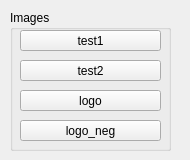
Above: Quizbro_multimedia_node/Quizbro_multimedia_node/testwindow.ui from JosvanGoor/QuizBro before the change. Below: the same form after it.
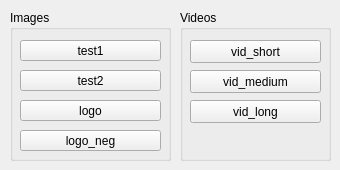
That is the form after the change.

Commit message: Worked on Displaywidget but fuckery is going on since video support-ish has been added

Patch:
```diff
--- a/Quizbro_multimedia_node/Quizbro_multimedia_node/testwindow.ui
+++ b/Quizbro_multimedia_node/Quizbro_multimedia_node/testwindow.ui
@@ -6,8 +6,8 @@
    <rect>
     <x>0</x>
     <y>0</y>
-    <width>190</width>
-    <height>160</height>
+    <width>340</width>
+    <height>170</height>
    </rect>
   </property>
   <property name="windowTitle">
@@ -20,7 +20,7 @@
       <x>10</x>
       <y>10</y>
       <width>161</width>
-      <height>141</height>
+      <height>151</height>
      </rect>
     </property>
     <property name="title">
@@ -30,7 +30,7 @@
      <property name="geometry">
       <rect>
        <x>10</x>
-       <y>20</y>
+       <y>30</y>
        <width>141</width>
        <height>21</height>
       </rect>
@@ -43,7 +43,7 @@
      <property name="geometry">
       <rect>
        <x>10</x>
-       <y>50</y>
+       <y>60</y>
        <width>141</width>
        <height>21</height>
       </rect>
@@ -56,7 +56,7 @@
      <property name="geometry">
       <rect>
        <x>10</x>
-       <y>80</y>
+       <y>90</y>
        <width>141</width>
        <height>21</height>
       </rect>
@@ -69,7 +69,7 @@
      <property name="geometry">
       <rect>
        <x>10</x>
-       <y>110</y>
+       <y>120</y>
        <width>141</width>
        <height>21</height>
       </rect>
@@ -79,6 +79,58 @@
      </property>
     </widget>
    </widget>
+   <widget class="QGroupBox" name="groupBox_2">
+    <property name="geometry">
+     <rect>
+      <x>180</x>
+      <y>10</y>
+      <width>151</width>
+      <height>151</height>
+     </rect>
+    </property>
+    <property name="title">
+     <string>Videos</string>
+    </property>
+    <widget class="QPushButton" name="btn_vid_short">
+     <property name="geometry">
+      <rect>
+       <x>10</x>
+       <y>30</y>
+       <width>131</width>
+       <height>23</height>
+      </rect>
+     </property>
+     <property name="text">
+      <string>vid_short</string>
+     </property>
+    </widget>
+    <widget class="QPushButton" name="btn_vid_medium">
+     <property name="geometry">
+      <rect>
+       <x>10</x>
+       <y>60</y>
+       <width>131</width>
+       <height>23</height>
+      </rect>
+     </property>
+     <property name="text">
+      <string>vid_medium</string>
+     </property>
+    </widget>
+    <widget class="QPushButton" name="btn_vid_long">
+     <property name="geometry">
+      <rect>
+       <x>10</x>
+       <y>90</y>
+       <width>131</width>
+       <height>23</height>
+      </rect>
+     </property>
+     <property name="text">
+      <string>vid_long</string>
+     </property>
+    </widget>
+   </widget>
   </widget>
  </widget>
  <resources/>
```
The commit also changes 7 other files.
